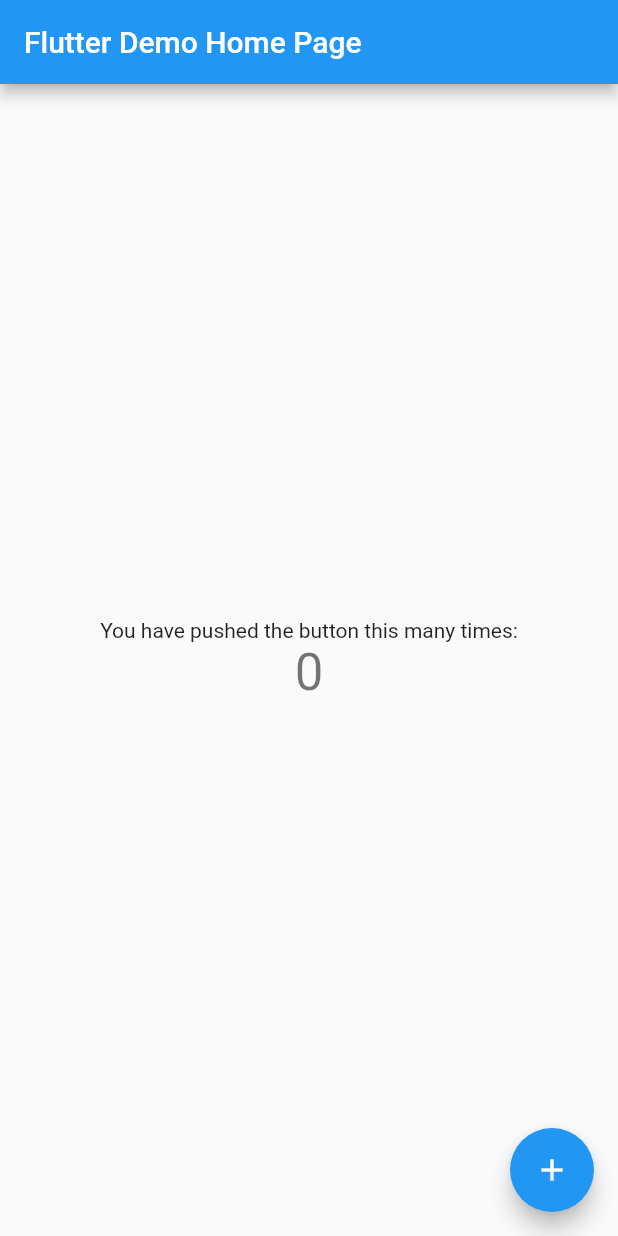
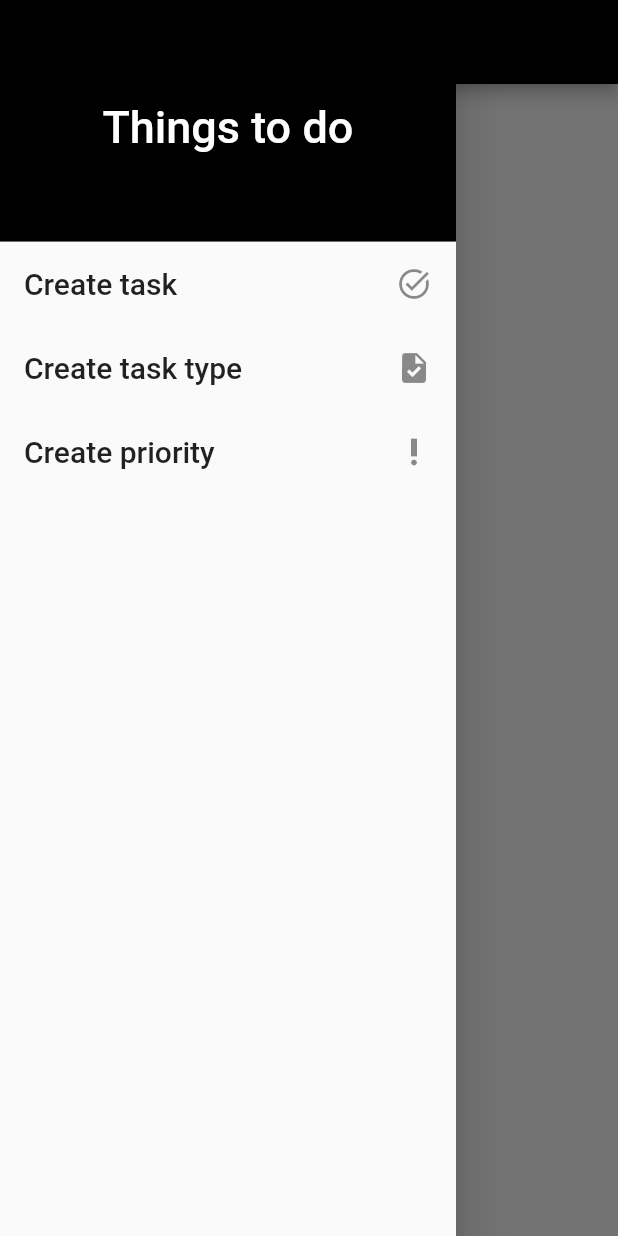
Before and after one commit to WindowsCrashed/TodoAppUni, a Flutter app: the screen it shows after launch, with the side drawer open (before the commit the screen has no drawer), on a phone screen of 412 x 824 dp. Run offline on Flutter 3.47's test engine with Material 2 defaults, Android fonts, the phone set to English and light mode, and no system bars.

Commit message:
Created basic Scaffold

```diff
--- a/lib/main.dart
+++ b/lib/main.dart
@@ -1,115 +1,10 @@
 import 'package:flutter/material.dart';
+import 'package:todo_app_uni/pages/home.dart';
 
 void main() {
-  runApp(const MyApp());
+  runApp(const MaterialApp(
+    title: 'JustDoIi!',
+    home: Home(),
+    debugShowCheckedModeBanner: false,
+  ));
 }
-
-class MyApp extends StatelessWidget {
-  const MyApp({super.key});
-
-  // This widget is the root of your application.
-  @override
-  Widget build(BuildContext context) {
-    return MaterialApp(
-      title: 'Flutter Demo',
-      theme: ThemeData(
-        // This is the theme of your application.
-        //
-        // Try running your application with "flutter run". You'll see the
-        // application has a blue toolbar. Then, without quitting the app, try
-        // changing the primarySwatch below to Colors.green and then invoke
-        // "hot reload" (press "r" in the console where you ran "flutter run",
-        // or simply save your changes to "hot reload" in a Flutter IDE).
-        // Notice that the counter didn't reset back to zero; the application
-        // is not restarted.
-        primarySwatch: Colors.blue,
-      ),
-      home: const MyHomePage(title: 'Flutter Demo Home Page'),
-    );
-  }
-}
-
-class MyHomePage extends StatefulWidget {
-  const MyHomePage({super.key, required this.title});
-
-  // This widget is the home page of your application. It is stateful, meaning
-  // that it has a State object (defined below) that contains fields that affect
-  // how it looks.
-
-  // This class is the configuration for the state. It holds the values (in this
-  // case the title) provided by the parent (in this case the App widget) and
-  // used by the build method of the State. Fields in a Widget subclass are
-  // always marked "final".
-
-  final String title;
-
-  @override
-  State<MyHomePage> createState() => _MyHomePageState();
-}
-
-class _MyHomePageState extends State<MyHomePage> {
-  int _counter = 0;
-
-  void _incrementCounter() {
-    setState(() {
-      // This call to setState tells the Flutter framework that something has
-      // changed in this State, which causes it to rerun the build method below
-      // so that the display can reflect the updated values. If we changed
-      // _counter without calling setState(), then the build method would not be
-      // called again, and so nothing would appear to happen.
-      _counter++;
-    });
-  }
-
-  @override
-  Widget build(BuildContext context) {
-    // This method is rerun every time setState is called, for instance as done
-    // by the _incrementCounter method above.
-    //
-    // The Flutter framework has been optimized to make rerunning build methods
-    // fast, so that you can just rebuild anything that needs updating rather
-    // than having to individually change instances of widgets.
-    return Scaffold(
-      appBar: AppBar(
-        // Here we take the value from the MyHomePage object that was created by
-        // the App.build method, and use it to set our appbar title.
-        title: Text(widget.title),
-      ),
-      body: Center(
-        // Center is a layout widget. It takes a single child and positions it
-        // in the middle of the parent.
-        child: Column(
-          // Column is also a layout widget. It takes a list of children and
-          // arranges them vertically. By default, it sizes itself to fit its
-          // children horizontally, and tries to be as tall as its parent.
-          //
-          // Invoke "debug painting" (press "p" in the console, choose the
-          // "Toggle Debug Paint" action from the Flutter Inspector in Android
-          // Studio, or the "Toggle Debug Paint" command in Visual Studio Code)
-          // to see the wireframe for each widget.
-          //
-          // Column has various properties to control how it sizes itself and
-          // how it positions its children. Here we use mainAxisAlignment to
-          // center the children vertically; the main axis here is the vertical
-          // axis because Columns are vertical (the cross axis would be
-          // horizontal).
-          mainAxisAlignment: MainAxisAlignment.center,
-          children: <Widget>[
-            const Text(
-              'You have pushed the button this many times:',
-            ),
-            Text(
-              '$_counter',
-              style: Theme.of(context).textTheme.headlineMedium,
-            ),
-          ],
-        ),
-      ),
-      floatingActionButton: FloatingActionButton(
-        onPressed: _incrementCounter,
-        tooltip: 'Increment',
-        child: const Icon(Icons.add),
-      ), // This trailing comma makes auto-formatting nicer for build methods.
-    );
-  }
-}
--- /dev/null
+++ b/lib/pages/home.dart
@@ -0,0 +1,23 @@
+import 'package:flutter/material.dart';
+import 'package:todo_app_uni/widgets/app_drawer.dart';
+import 'package:todo_app_uni/widgets/drawer_list_tile.dart';
+
+class Home extends StatelessWidget {
+  const Home({Key? key}) : super(key: key);
+
+  @override
+  Widget build(BuildContext context) {
+    return Scaffold(
+      appBar: AppBar(
+        title: const Text('Just do it!',
+          style: TextStyle(
+            fontSize: 25
+          ),
+        ),
+        centerTitle: true,
+        backgroundColor: Colors.black,
+      ),
+      drawer: const AppDrawer()
+    );
+  }
+}
--- /dev/null
+++ b/lib/widgets/app_drawer.dart
@@ -0,0 +1,34 @@
+import 'package:flutter/material.dart';
+import 'drawer_list_tile.dart';
+
+class AppDrawer extends StatelessWidget {
+  const AppDrawer({Key? key}) : super(key: key);
+
+  @override
+  Widget build(BuildContext context) {
+    return Drawer(
+      child: ListView(
+        padding: EdgeInsets.zero,
+        children: const [
+          DrawerHeader(
+            margin: EdgeInsets.zero,
+            decoration: BoxDecoration(
+                color: Colors.black
+            ),
+            child: Center(
+              child: Text('Things to do',
+                style: TextStyle(
+                    color: Colors.white,
+                    fontSize: 30
+                ),
+              ),
+            ),
+          ),
+          DrawerListTile(title: 'Create task', icon: Icons.task_alt,),
+          DrawerListTile(title: 'Create task type', icon: Icons.task,),
+          DrawerListTile(title: 'Create priority', icon: Icons.priority_high,)
+        ],
+      ),
+    );
+  }
+}
--- /dev/null
+++ b/lib/widgets/drawer_list_tile.dart
@@ -0,0 +1,21 @@
+import 'package:flutter/material.dart';
+
+class DrawerListTile extends StatelessWidget {
+  final String title;
+  final IconData? icon;
+
+  const DrawerListTile({Key? key, this.title = '', this.icon}) : super(key: key);
+
+  @override
+  Widget build(BuildContext context) {
+    return ListTile(
+      title: Text(title,
+        style: const TextStyle(
+            fontSize: 20
+        ),
+      ),
+      onTap: () {},
+      trailing: Icon(icon),
+    );
+  }
+}
```
